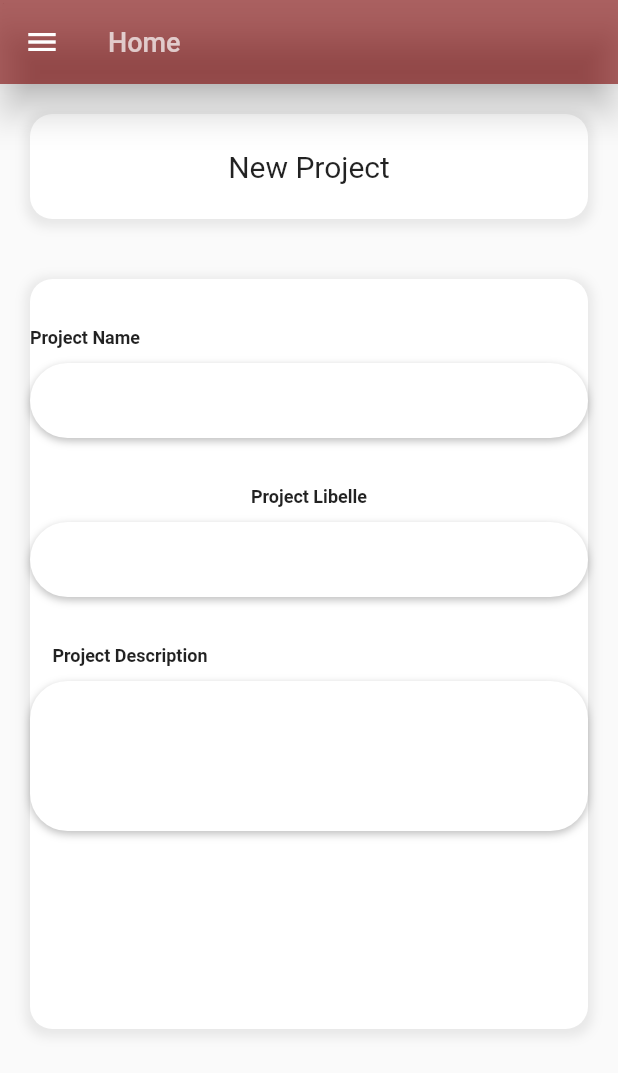
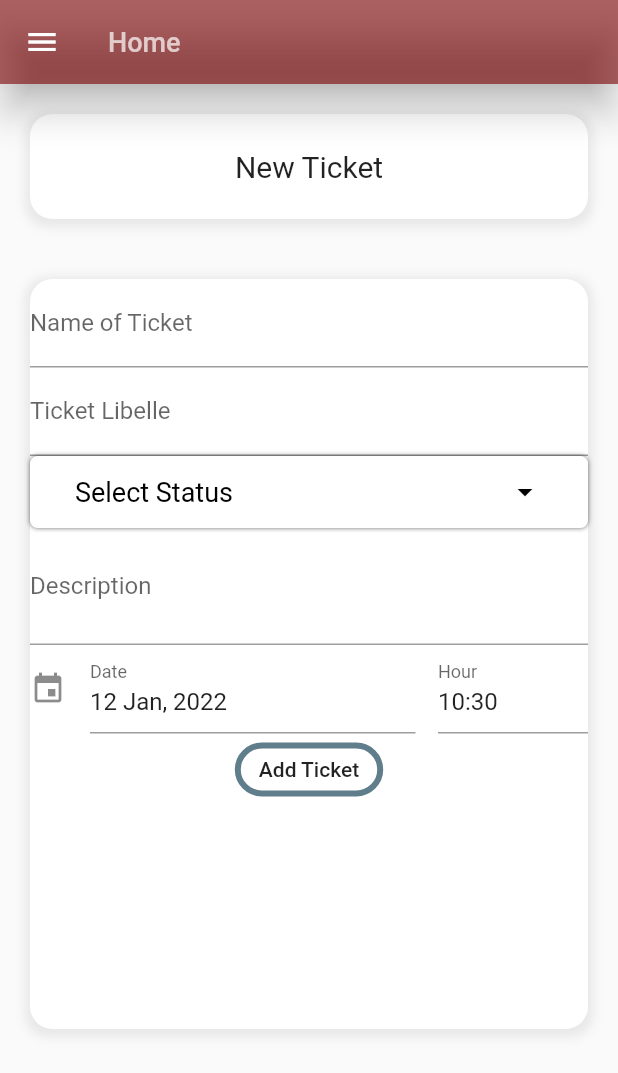
Before and after one commit to Handaji/HelpDesk_Frontend_Mobile, a Flutter app: the screen it shows after launch, on a phone screen of 412 x 824 dp. Shown: the top 1073 px of the screen. Run offline on Flutter 3.47's test engine with Material 2 defaults, Android fonts, the phone set to English and light mode, and no system bars; drawn by our look-alikes of date_time_picker.

```diff
--- a/lib/NewTicket.dart
+++ b/lib/NewTicket.dart
@@ -0,0 +1,267 @@
+import 'package:flutter/material.dart';
+import 'package:flutter/services.dart';
+import 'package:date_time_picker/date_time_picker.dart';
+
+class Ticket extends StatelessWidget {
+  Widget buildNom() {
+    return Column(
+      crossAxisAlignment: CrossAxisAlignment.start,
+      children: <Widget>[
+        Text(
+          'Ticket Name',
+          style: TextStyle(
+              color: Colors.black87, fontSize: 12, fontWeight: FontWeight.bold),
+        ),
+        SizedBox(height: 10),
+        Container(
+          alignment: Alignment.centerLeft,
+          decoration: BoxDecoration(
+              color: Colors.white,
+              borderRadius: BorderRadius.circular(25),
+              boxShadow: [
+                BoxShadow(
+                    color: Colors.black26, blurRadius: 4, offset: Offset(0, 2))
+              ]),
+          height: 50,
+          child: TextField(
+            keyboardType: TextInputType.name,
+            style: TextStyle(
+              color: Colors.black87,
+            ),
+            decoration: InputDecoration(
+                border: InputBorder.none,
+                contentPadding: EdgeInsets.only(top: 20),
+                hintStyle: TextStyle(color: Colors.black38)),
+          ),
+        )
+      ],
+    );
+  }
+
+  Widget buildLibelle() {
+    return Column(
+      children: <Widget>[
+        Text(
+          'Ticket Libelle',
+          style: TextStyle(
+              color: Colors.black87, fontSize: 12, fontWeight: FontWeight.bold),
+        ),
+        SizedBox(height: 10),
+        Container(
+          alignment: Alignment.centerLeft,
+          decoration: BoxDecoration(
+              color: Colors.white,
+              borderRadius: BorderRadius.circular(25),
+              boxShadow: [
+                BoxShadow(
+                    color: Colors.black26, blurRadius: 4, offset: Offset(0, 2))
+              ]),
+          height: 50,
+          child: TextField(
+            keyboardType: TextInputType.name,
+            style: TextStyle(
+              color: Colors.black87,
+            ),
+            decoration: InputDecoration(
+                border: InputBorder.none,
+                contentPadding: EdgeInsets.only(top: 20),
+                hintStyle: TextStyle(color: Colors.black38)),
+          ),
+        )
+      ],
+    );
+  }
+
+  Widget buildDescription() {
+    return Column(
+      crossAxisAlignment: CrossAxisAlignment.start,
+      children: <Widget>[
+        Text(
+          '     Ticket Description',
+          style: TextStyle(
+              color: Colors.black87, fontSize: 12, fontWeight: FontWeight.bold),
+        ),
+        SizedBox(height: 10),
+        Container(
+          alignment: Alignment.centerLeft,
+          decoration: BoxDecoration(
+              color: Colors.white,
+              borderRadius: BorderRadius.circular(25),
+              boxShadow: [
+                BoxShadow(
+                    color: Colors.black26, blurRadius: 4, offset: Offset(0, 2))
+              ]),
+          height: 100,
+          child: TextField(
+            keyboardType: TextInputType.text,
+            style: TextStyle(
+              color: Colors.black87,
+            ),
+            decoration: InputDecoration(
+                border: InputBorder.none,
+                contentPadding: EdgeInsets.only(top: 20),
+                hintStyle: TextStyle(color: Colors.black38)),
+          ),
+        )
+      ],
+    );
+  }
+
+  @override
+  Widget build(BuildContext context) {
+    return Scaffold(
+      appBar: AppBar(
+        title: Text(
+          "Home",
+          style: TextStyle(fontSize: 18, color: Colors.white70),
+        ),
+        elevation: 10,
+        backgroundColor: Color(0x997B0000),
+      ),
+      body: Column(
+        children: <Widget>[
+          Container(
+            alignment: Alignment.center,
+            margin: EdgeInsets.all(20),
+            height: 70,
+            width: double.infinity,
+            decoration: BoxDecoration(
+              color: Colors.white,
+              borderRadius: BorderRadius.circular(15), //border corner radius
+              boxShadow: [
+                BoxShadow(
+                  color: Colors.grey.withOpacity(0.2), //color of shadow
+                  spreadRadius: 3, //spread radius
+                  blurRadius: 5, // blur radius
+                  offset: Offset(0, 2), // changes position of shadow
+                  //first paramerter of offset is left-right
+                  //second parameter is top to down
+                ),
+                //you can set more BoxShadow() here
+              ],
+            ),
+            child: Text(
+              "New Ticket",
+              style: TextStyle(
+                fontSize: 20,
+              ),
+            ),
+          ),
+          Container(
+            alignment: Alignment.center,
+            margin: EdgeInsets.all(20),
+            height: 500,
+            width: double.infinity,
+            decoration: BoxDecoration(
+              color: Colors.white,
+              borderRadius: BorderRadius.circular(15), //border corner radius
+              boxShadow: [
+                BoxShadow(
+                  color: Colors.grey.withOpacity(0.2), //color of shadow
+                  spreadRadius: 3, //spread radius
+                  blurRadius: 5, // blur radius
+                  offset: Offset(0, 2), // changes position of shadow
+                  //first paramerter of offset is left-right
+                  //second parameter is top to down
+                ),
+                //you can set more BoxShadow() here
+              ],
+            ),
+            child: Column(children: <Widget>[
+              TextFormField(
+                decoration: const InputDecoration(labelText: 'Name of Ticket'),
+                maxLines: null,
+              ),
+              TextFormField(
+                decoration: const InputDecoration(labelText: 'Ticket Libelle'),
+                maxLines: null,
+              ),
+              DecoratedBox(
+                  decoration: BoxDecoration(
+                      gradient: LinearGradient(colors: [
+                        Colors.white,
+                        Colors.white,
+                        Colors.white
+                        //add more colors
+                      ]),
+                      borderRadius: BorderRadius.circular(5),
+                      boxShadow: <BoxShadow>[
+                        BoxShadow(
+                            color: Color.fromRGBO(0, 0, 0, 0.57),
+                            //shadow for button
+                            blurRadius: 2) //blur radius of shadow
+                      ]),
+                  child: Padding(
+                      padding: EdgeInsets.only(left: 30, right: 30),
+                      child: DropdownButton(
+                        value: "Select Status",
+                        items: [
+                          //add items in the dropdown
+                          DropdownMenuItem(
+                            child: Text("Select Status"),
+                            value: "Select Status",
+                          ),
+                          DropdownMenuItem(
+                            child: Text("Done"),
+                            value: "done",
+                          ),
+                          DropdownMenuItem(
+                              child: Text("Doing"), value: "doing"),
+                          DropdownMenuItem(
+                            child: Text("To Do"),
+                            value: "todo",
+                          )
+                        ],
+                        onChanged: (value) {},
+                        isExpanded: true,
+                        //make true to take width of parent widget
+                        underline: Container(),
+                        //empty line
+                        style: TextStyle(fontSize: 18, color: Colors.black),
+                        dropdownColor: Colors.white,
+                        iconEnabledColor: Colors.black, //Icon color
+                      ))),
+              TextFormField(
+                decoration: const InputDecoration(labelText: 'Description'),
+                keyboardType: TextInputType.multiline,
+                maxLines: 2,
+              ),
+              DateTimePicker(
+                type: DateTimePickerType.dateTimeSeparate,
+                dateMask: 'd MMM, yyyy',
+                initialValue: DateTime.now().toString(),
+                firstDate: DateTime(2000),
+                lastDate: DateTime(2100),
+                icon: Icon(Icons.event),
+                dateLabelText: 'Date',
+                timeLabelText: "Hour",
+                selectableDayPredicate: (date) {
+                  // Disable weekend days to select from the calendar
+                  if (date.weekday == 6 || date.weekday == 7) {
+                    return false;
+                  }
+
+                  return true;
+                },
+                onChanged: (val) => print(val),
+                validator: (val) {
+                  print(val);
+                  return null;
+                },
+                onSaved: (val) => print(val),
+              ),
+              OutlineButton(
+                shape: StadiumBorder(),
+                highlightedBorderColor: Colors.blueGrey,
+                borderSide: BorderSide(width: 4, color: Colors.blueGrey),
+                onPressed: () {},
+                child: Text('Add Ticket'),
+              )
+            ]),
+          ),
+        ],
+      ),
+      drawer: Drawer(),
+    );
+  }
+}
--- a/lib/main.dart
+++ b/lib/main.dart
@@ -2,6 +2,8 @@ import 'package:flutter/material.dart';
 import 'LoginPage.dart';
 import 'SignupPage.dart';
 import 'NewProject.dart';
+import 'NewTache.dart';
+import 'NewTicket.dart';
 
 void main() {
   runApp(MyApp());
@@ -14,7 +16,7 @@ class MyApp extends StatelessWidget {
     return MaterialApp(
       title: 'HelpDesk',
      debugShowCheckedModeBanner: false,
-      home: TopPage(),
+      home: Ticket(),
     );
   }
 }
--- a/pubspec.yaml
+++ b/pubspec.yaml
@@ -21,6 +21,7 @@ environment:
   sdk: ">=2.7.0 <3.0.0"
 
 dependencies:
+  date_time_picker : "^2.1.0"
   flutter:
     sdk: flutter
 
```
Also changed, not shown: lib/NewProject.dart (+73 -9 lines), lib/NewTache.dart (+242 -0 lines), pubspec.lock.
